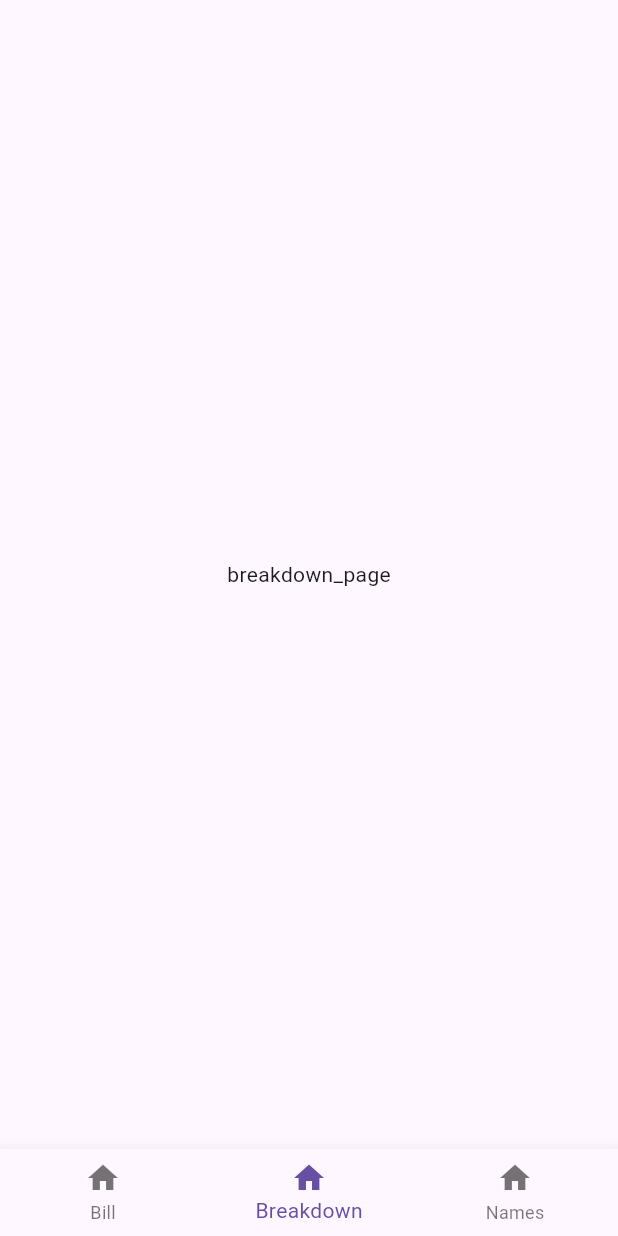
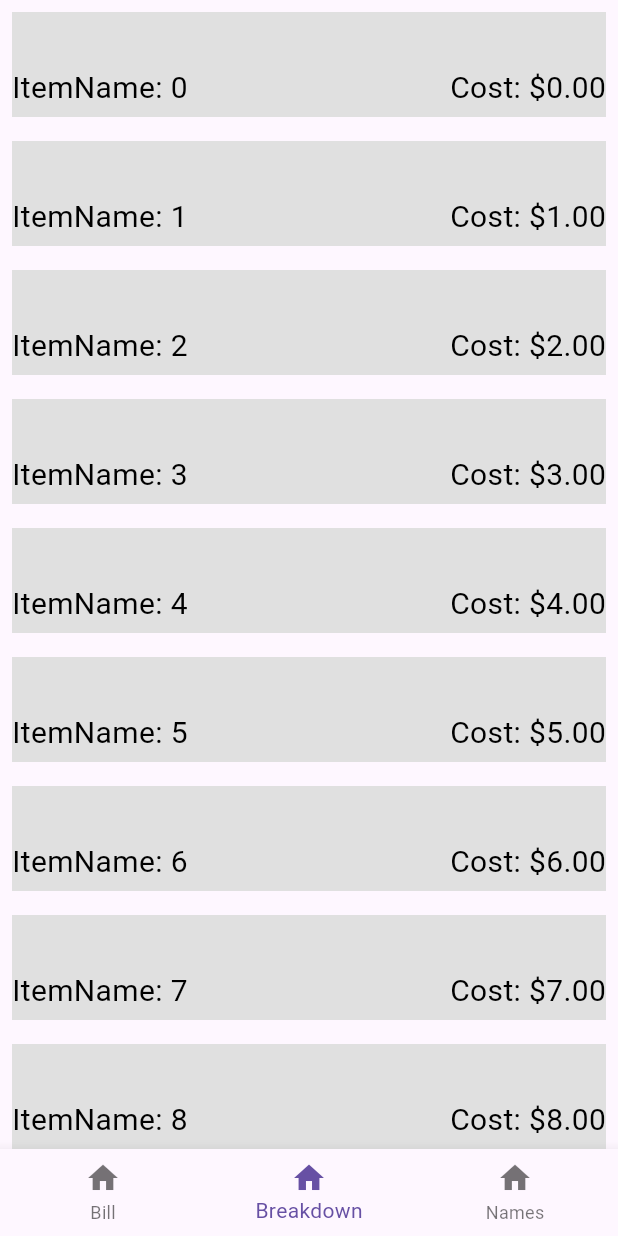
Before and after one commit to guzmantony01/split_receipt, a Flutter app: the screen it shows after launch, item 2 of the bottom bar chosen, on a phone screen of 412 x 824 dp. Run offline on Flutter 3.47's test engine with Material 3 defaults, Android fonts, the phone set to English and light mode, and no system bars.

Commit message:
Got NameProvider and ItemProvider to work.
Linked between NameProvider and ItemProvider in Breakdown page.

Next: Add Billable items in Bill Page and have a drop down for names.

```diff
--- a/lib/classes/classes.dart
+++ b/lib/classes/classes.dart
@@ -2,15 +2,14 @@
 class Profile {
   int nameID;
   String name;
-  int itemID;
 
-  Profile({required this.nameID, required this.name, required this.itemID});
+  Profile({required this.nameID, required this.name});
 }
 
-class BillableItems {
+class Items {
   int itemID;
   String itemName;
   double itemCost;
 
-  BillableItems({required this.itemID, required this.itemName, required this.itemCost});
+  Items({required this.itemID, required this.itemName, required this.itemCost});
 }
--- /dev/null
+++ b/lib/misc/breakdown_handler.dart
@@ -0,0 +1,55 @@
+import 'package:flutter/material.dart';
+import 'package:provider/provider.dart';
+
+import 'package:split_receipt/providers/item_provider.dart';
+import 'package:split_receipt/providers/name_provider.dart';
+
+class BreakdownHandler extends StatefulWidget {
+  const BreakdownHandler({required this.nameID, super.key});
+
+  final int nameID;
+
+  @override
+  State<BreakdownHandler> createState() {
+    return _BreakdownHandlerState();
+  }
+}
+
+class _BreakdownHandlerState extends State<BreakdownHandler> {
+
+  @override
+  Widget build(BuildContext context) {
+    return Consumer2<NameProvider, ItemProvider>(
+      builder: (context, providerName, providerItem, child) {
+      return Padding(
+        padding: const EdgeInsets.all(8.0),
+        child: Container(
+          height: 70,
+          color: Colors.grey[300],
+          child: Column(
+            crossAxisAlignment: CrossAxisAlignment.start,
+            children: <Widget>[
+              Text(
+                providerName.getProfile[widget.nameID].name,
+                style: const TextStyle(fontSize: 25, color: Colors.black),
+              ),
+              Row(
+                mainAxisAlignment: MainAxisAlignment.spaceBetween,
+                children: <Widget>[
+                  Text(
+                    'ItemName: ${providerItem.getItems[widget.nameID].itemName}',
+                    style: const TextStyle(fontSize: 20, color: Colors.black),
+                  ),
+                  Text(
+                    'Cost: \$${providerItem.getItems[widget.nameID].itemCost.toStringAsFixed(2)}',
+                    style: const TextStyle(fontSize: 20, color: Colors.black),
+                  ),
+                ],
+              ),
+            ],
+          ),
+        ),
+      );
+    });
+  }
+}
--- a/lib/page_navigator.dart
+++ b/lib/page_navigator.dart
@@ -3,9 +3,6 @@ import 'package:flutter/material.dart';
 import 'package:split_receipt/pages/bill_page.dart';
 import 'package:split_receipt/pages/breakdown_page.dart';
 import 'package:split_receipt/pages/name_page.dart';
-
-import 'package:split_receipt/classes/classes.dart';
-
 class PageNavigator extends StatefulWidget {
   const PageNavigator({super.key});
 
@@ -18,14 +15,10 @@ class PageNavigator extends StatefulWidget {
 class _PageNavigatorState extends State<PageNavigator> {
   int pageID = 0;
 
-  void updatedName (int nameID, String name) {
-    print('This is _PageNavigatorState'+'$nameID: $name');
-  }
-
   final List<Widget> pages = [
     const BillPage(),
     const BreakDownPage(),
-    NamePage(myCallback: updatedName),
+    const NamePage(),
   ];
 
   @override
@@ -41,8 +34,6 @@ class _PageNavigatorState extends State<PageNavigator> {
         onTap: (int index) {
           setState(() {
             pageID = index;
-            debugPrint('Im on this page');
-            debugPrint('$pageID');
           });
         }
       ),
--- a/lib/pages/bill_page.dart
+++ b/lib/pages/bill_page.dart
@@ -5,6 +5,6 @@ class BillPage extends StatelessWidget {
 
   @override
   Widget build(BuildContext context) {
-    return const Center(child: Text('bill_page'));
+    return const Center(child: Text('Billing_Page', style: TextStyle(fontSize: 30),));
   }
 }
--- a/lib/pages/breakdown_page.dart
+++ b/lib/pages/breakdown_page.dart
@@ -1,10 +1,46 @@
 import 'package:flutter/material.dart';
+import 'package:provider/provider.dart';
 
-class BreakDownPage extends StatelessWidget {
+import 'package:split_receipt/providers/name_provider.dart';
+
+import 'package:split_receipt/misc/breakdown_handler.dart';
+
+
+class BreakDownPage extends StatefulWidget {
   const BreakDownPage({super.key});
 
   @override
-  Widget build(BuildContext context) {
-    return const Center(child: Text('breakdown_page'));
+  State<BreakDownPage> createState() {
+    return _BreakDownPageState();
   }
 }
+
+class _BreakDownPageState extends State<BreakDownPage> {
+
+  final List<String> test = [
+    "test1",
+    "test2"
+  ];
+
+  @override
+  Widget build(BuildContext context) {
+    return Consumer<NameProvider>(builder: (context, providerItem, child) {
+      return Scaffold(
+        body: ListView(
+          children: const [
+            BreakdownHandler(nameID: 0),
+            BreakdownHandler(nameID: 1),
+            BreakdownHandler(nameID: 2),
+            BreakdownHandler(nameID: 3),
+            BreakdownHandler(nameID: 4),
+            BreakdownHandler(nameID: 5),
+            BreakdownHandler(nameID: 6),
+            BreakdownHandler(nameID: 7),
+            BreakdownHandler(nameID: 8),
+            BreakdownHandler(nameID: 9),
+          ],
+        ),
+      );
+    });
+  }
+}
--- /dev/null
+++ b/lib/providers/item_provider.dart
@@ -0,0 +1,28 @@
+import 'package:flutter/material.dart';
+
+import 'package:split_receipt/classes/classes.dart';
+
+class ItemProvider extends ChangeNotifier {
+  final List<Items> _items = [
+    Items(itemID: 0, itemName: "0", itemCost: 0.00),
+    Items(itemID: 1, itemName: "1", itemCost: 1.00),
+    Items(itemID: 2, itemName: "2", itemCost: 2.00),
+    Items(itemID: 3, itemName: "3", itemCost: 3.00),
+    Items(itemID: 4, itemName: "4", itemCost: 4.00),
+    Items(itemID: 5, itemName: "5", itemCost: 5.00),
+    Items(itemID: 6, itemName: "6", itemCost: 6.00),
+    Items(itemID: 7, itemName: "7", itemCost: 7.00),
+    Items(itemID: 8, itemName: "8", itemCost: 8.00),
+    Items(itemID: 9, itemName: "9", itemCost: 9.00),
+  ];
+
+  void changeBillable({required int newItemID, required String newItemName, required double newItemCost}) {
+    _items[newItemID].itemName = newItemName;
+    _items[newItemID].itemCost = newItemCost;
+  }
+
+  List<Items> get getItems {
+    return _items;
+  }
+
+}
--- /dev/null
+++ b/lib/providers/name_provider.dart
@@ -0,0 +1,27 @@
+import 'package:flutter/material.dart';
+
+import 'package:split_receipt/classes/classes.dart';
+
+class NameProvider extends ChangeNotifier {
+  final List<Profile> _profile = [
+    Profile(nameID: 0, name: ""),
+    Profile(nameID: 1, name: ""),
+    Profile(nameID: 2, name: ""),
+    Profile(nameID: 3, name: ""),
+    Profile(nameID: 4, name: ""),
+    Profile(nameID: 5, name: ""),
+    Profile(nameID: 6, name: ""),
+    Profile(nameID: 7, name: ""),
+    Profile(nameID: 8, name: ""),
+    Profile(nameID: 9, name: ""),
+  ];
+
+  void changeName({required int newNameID, required String newName}) {
+    _profile[newNameID].name = newName;
+  }
+
+  List<Profile> get getProfile {
+    return _profile;
+  }
+
+}
--- a/pubspec.yaml
+++ b/pubspec.yaml
@@ -35,6 +35,7 @@ dependencies:
   # The following adds the Cupertino Icons font to your application.
   # Use with the CupertinoIcons class for iOS style icons.
   cupertino_icons: ^1.0.8
+  provider: ^6.1.2
 
 dev_dependencies:
   flutter_test:
```
Also changed, not shown: lib/main.dart (+16 -2 lines), lib/misc/name_handler.dart (+9 -5 lines), lib/pages/name_page.dart (+13 -10 lines), pubspec.lock, 1 other file.
